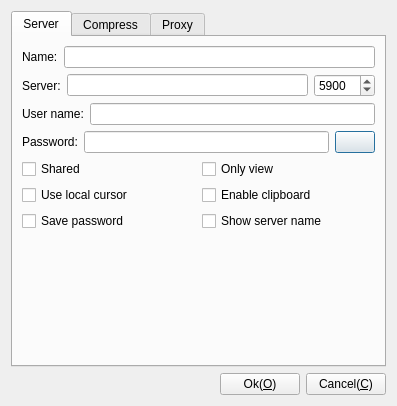
Before: the Qt Designer form Plugins/LibVNCServer/Client/DlgSettingsLibVnc.ui in KangLin/RabbitRemoteControl, drawn with Qt 5.
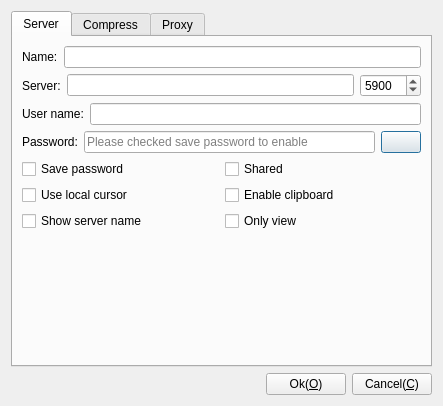
After: the same form once the commit is applied. Icons and pictures are not drawn.

Commit message:
LibVNCServer: modify input password
When using the "Edit and Connect" feature in the connection list, if you do not choose to "save password", the Enter Password dialog box appears again when you connect after you enter the password. The reason is that after the settings dialog, save the configuration file, and then use the configuration file to connect. At this time, if you do not save the password, the password will not be saved to the configuration file, so the Enter Password dialog will appear when connecting.

```diff
--- a/Plugins/LibVNCServer/Client/DlgSettingsLibVnc.ui
+++ b/Plugins/LibVNCServer/Client/DlgSettingsLibVnc.ui
@@ -6,7 +6,7 @@
    <rect>
     <x>0</x>
     <y>0</y>
-    <width>397</width>
+    <width>443</width>
     <height>406</height>
    </rect>
   </property>
@@ -114,6 +114,9 @@
            <property name="echoMode">
             <enum>QLineEdit::Password</enum>
            </property>
+           <property name="placeholderText">
+            <string>Please checked save password to enable</string>
+           </property>
           </widget>
          </item>
          <item>
@@ -134,6 +137,13 @@
        </item>
        <item row="4" column="0">
         <layout class="QHBoxLayout" name="horizontalLayout_7">
+         <item>
+          <widget class="QCheckBox" name="cbSavePassword">
+           <property name="text">
+            <string>Save password</string>
+           </property>
+          </widget>
+         </item>
          <item>
           <widget class="QCheckBox" name="cbShared">
            <property name="text">
@@ -141,13 +151,6 @@
            </property>
           </widget>
          </item>
-         <item>
-          <widget class="QCheckBox" name="cbOnlyView">
-           <property name="text">
-            <string>Only view</string>
-           </property>
-          </widget>
-         </item>
         </layout>
        </item>
        <item row="5" column="0">
@@ -170,13 +173,6 @@
        </item>
        <item row="6" column="0">
         <layout class="QHBoxLayout" name="horizontalLayout_13">
-         <item>
-          <widget class="QCheckBox" name="cbSavePassword">
-           <property name="text">
-            <string>Save password</string>
-           </property>
-          </widget>
-         </item>
          <item>
           <widget class="QCheckBox" name="cbShowServerName">
            <property name="text">
@@ -184,6 +180,13 @@
            </property>
           </widget>
          </item>
+         <item>
+          <widget class="QCheckBox" name="cbOnlyView">
+           <property name="text">
+            <string>Only view</string>
+           </property>
+          </widget>
+         </item>
         </layout>
        </item>
        <item row="7" column="0">
```
Left out of the diff: 17 changed lines with no effect on the pictures. The commit also changes 149 other files.
